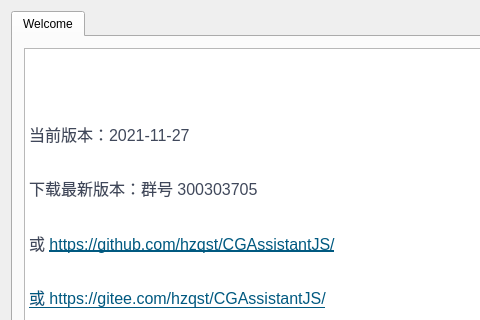
Qt form CGAssistant/mainwindow.ui (hzqst/CGAssistant) before a commit; both pictures show x 0 to 480 and y 0 to 320 of the 750 by 500 pixel window.
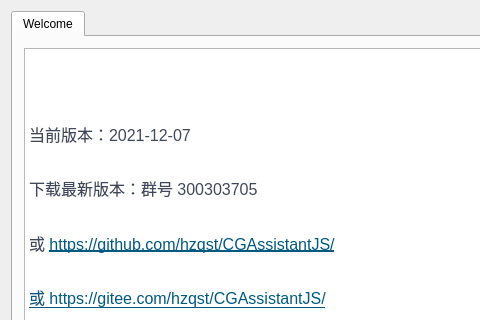
The same form after that commit. Icons and pictures are not drawn.

Commit message: 更新版本号

```diff
--- a/CGAssistant/mainwindow.ui
+++ b/CGAssistant/mainwindow.ui
@@ -73,7 +73,7 @@
 &lt;/style&gt;&lt;/head&gt;&lt;body style=&quot; font-family:'SimSun'; font-size:9pt; font-weight:400; font-style:normal;&quot;&gt;
 &lt;p style=&quot; margin-top:0px; margin-bottom:0px; margin-left:0px; margin-right:0px; -qt-block-indent:0; text-indent:0px;&quot;&gt;&lt;img src=&quot;:/logo.png&quot; /&gt;&lt;/p&gt;
 &lt;p style=&quot;-qt-paragraph-type:empty; margin-top:0px; margin-bottom:16px; margin-left:0px; margin-right:0px; -qt-block-indent:0; text-indent:0px; line-height:160%; font-family:'-apple-system,BlinkMacSystemFont,Segoe UI,Helvetica,Arial,Apple Color Emoji,Segoe UI Emoji,Segoe UI Symbol,Liberation Sans,PingFang SC,Microsoft YaHei,Hiragino Sans GB,Wenquanyi Micro Hei,WenQuanYi Zen Hei,ST Heiti,SimHei,SimSun,WenQuanYi Zen Hei Sharp,sans-serif'; font-size:16px; color:#40485b; background-color:#ffffff;&quot;&gt;&lt;br /&gt;&lt;/p&gt;
-&lt;p style=&quot; margin-top:0px; margin-bottom:16px; margin-left:0px; margin-right:0px; -qt-block-indent:0; text-indent:0px; line-height:160%; background-color:#ffffff;&quot;&gt;&lt;span style=&quot; font-family:'-apple-system,BlinkMacSystemFont,Segoe UI,Helvetica,Arial,Apple Color Emoji,Segoe UI Emoji,Segoe UI Symbol,Liberation Sans,PingFang SC,Microsoft YaHei,Hiragino Sans GB,Wenquanyi Micro Hei,WenQuanYi Zen Hei,ST Heiti,SimHei,SimSun,WenQuanYi Zen Hei Sharp,sans-serif'; font-size:16px; color:#40485b; background-color:#ffffff;&quot;&gt;当前版本：2021-11-27&lt;/span&gt;&lt;/p&gt;
+&lt;p style=&quot; margin-top:0px; margin-bottom:16px; margin-left:0px; margin-right:0px; -qt-block-indent:0; text-indent:0px; line-height:160%; background-color:#ffffff;&quot;&gt;&lt;span style=&quot; font-family:'-apple-system,BlinkMacSystemFont,Segoe UI,Helvetica,Arial,Apple Color Emoji,Segoe UI Emoji,Segoe UI Symbol,Liberation Sans,PingFang SC,Microsoft YaHei,Hiragino Sans GB,Wenquanyi Micro Hei,WenQuanYi Zen Hei,ST Heiti,SimHei,SimSun,WenQuanYi Zen Hei Sharp,sans-serif'; font-size:16px; color:#40485b; background-color:#ffffff;&quot;&gt;当前版本：2021-12-07&lt;/span&gt;&lt;/p&gt;
 &lt;p style=&quot; margin-top:0px; margin-bottom:16px; margin-left:0px; margin-right:0px; -qt-block-indent:0; text-indent:0px; line-height:160%; background-color:#ffffff;&quot;&gt;&lt;span style=&quot; font-family:'-apple-system,BlinkMacSystemFont,Segoe UI,Helvetica,Arial,Apple Color Emoji,Segoe UI Emoji,Segoe UI Symbol,Liberation Sans,PingFang SC,Microsoft YaHei,Hiragino Sans GB,Wenquanyi Micro Hei,WenQuanYi Zen Hei,ST Heiti,SimHei,SimSun,WenQuanYi Zen Hei Sharp,sans-serif'; font-size:16px; color:#40485b; background-color:#ffffff;&quot;&gt;下载最新版本：群号 300303705&lt;/span&gt;&lt;/p&gt;
 &lt;p style=&quot; margin-top:0px; margin-bottom:16px; margin-left:0px; margin-right:0px; -qt-block-indent:0; text-indent:0px; line-height:160%; background-color:#ffffff;&quot;&gt;&lt;span style=&quot; font-family:'-apple-system,BlinkMacSystemFont,Segoe UI,Helvetica,Arial,Apple Color Emoji,Segoe UI Emoji,Segoe UI Symbol,Liberation Sans,PingFang SC,Microsoft YaHei,Hiragino Sans GB,Wenquanyi Micro Hei,WenQuanYi Zen Hei,ST Heiti,SimHei,SimSun,WenQuanYi Zen Hei Sharp,sans-serif'; font-size:16px; color:#40485b; background-color:#ffffff;&quot;&gt;或 &lt;/span&gt;&lt;a href=&quot;https://github.com/hzqst/CGAssistantJS/issues&quot;&gt;&lt;span style=&quot; font-family:'-apple-system,BlinkMacSystemFont,Segoe UI,Helvetica,Arial,Apple Color Emoji,Segoe UI Emoji,Segoe UI Symbol,Liberation Sans,PingFang SC,Microsoft YaHei,Hiragino Sans GB,Wenquanyi Micro Hei,WenQuanYi Zen Hei,ST Heiti,SimHei,SimSun,WenQuanYi Zen Hei Sharp,sans-serif'; font-size:16px; text-decoration: underline; color:#005980; background-color:transparent;&quot;&gt;https://github.com/hzqst/CGAssistantJS/&lt;/span&gt;&lt;/a&gt;&lt;/p&gt;
 &lt;p style=&quot; margin-top:0px; margin-bottom:16px; margin-left:0px; margin-right:0px; -qt-block-indent:0; text-indent:0px; line-height:160%; background-color:#ffffff;&quot;&gt;&lt;a href=&quot;https://github.com/hzqst/CGAssistantJS/issues&quot;&gt;&lt;span style=&quot; font-family:'-apple-system,BlinkMacSystemFont,Segoe UI,Helvetica,Arial,Apple Color Emoji,Segoe UI Emoji,Segoe UI Symbol,Liberation Sans,PingFang SC,Microsoft YaHei,Hiragino Sans GB,Wenquanyi Micro Hei,WenQuanYi Zen Hei,ST Heiti,SimHei,SimSun,WenQuanYi Zen Hei Sharp,sans-serif'; font-size:16px; text-decoration: underline; color:#005980; background-color:transparent;&quot;&gt;或 &lt;/span&gt;&lt;/a&gt;&lt;a href=&quot;https://gitee.com/hzqst/CGAssistantJS/issues&quot;&gt;&lt;span style=&quot; font-family:'-apple-system,BlinkMacSystemFont,Segoe UI,Helvetica,Arial,Apple Color Emoji,Segoe UI Emoji,Segoe UI Symbol,Liberation Sans,PingFang SC,Microsoft YaHei,Hiragino Sans GB,Wenquanyi Micro Hei,WenQuanYi Zen Hei,ST Heiti,SimHei,SimSun,WenQuanYi Zen Hei Sharp,sans-serif'; font-size:16px; text-decoration: underline; color:#005980; background-color:transparent;&quot;&gt;https://gitee.com/hzqst/CGAssistantJS/&lt;/span&gt;&lt;/a&gt;&lt;/p&gt;&lt;/body&gt;&lt;/html&gt;</string>
```
